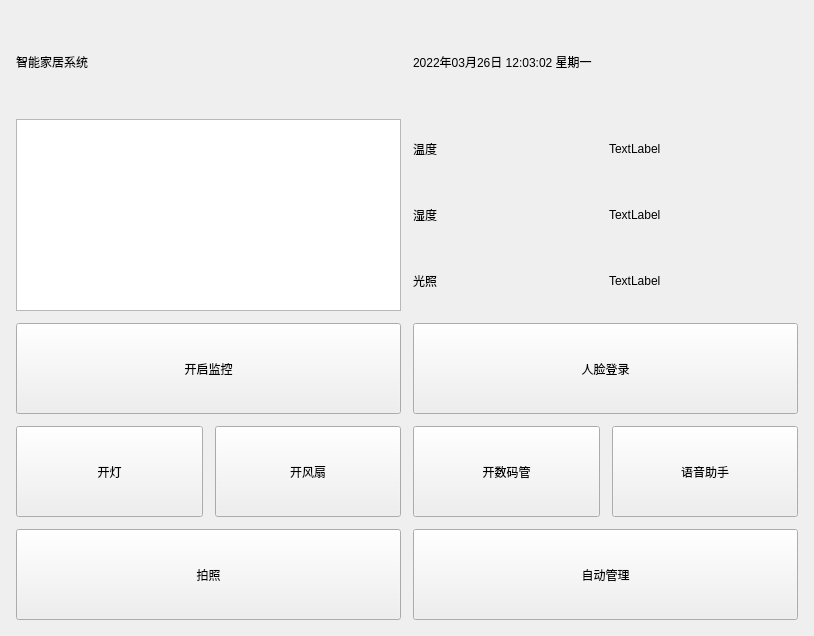
Above: widget.ui from Becai/Qt_SmartHomeSystem before the change. Below: the same form after it.
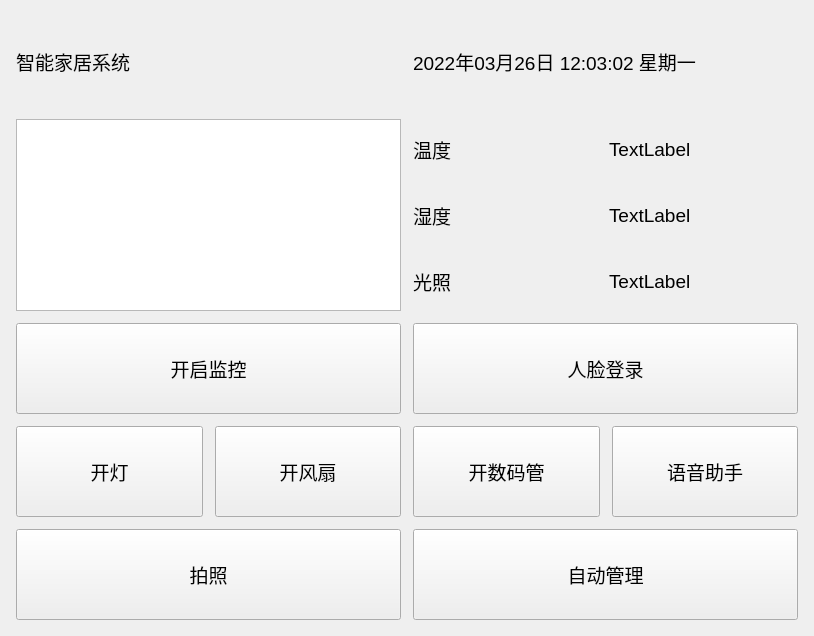
That is the form after the change.

```diff
--- a/widget.ui
+++ b/widget.ui
@@ -37,6 +37,11 @@
        <verstretch>0</verstretch>
       </sizepolicy>
      </property>
+     <property name="font">
+      <font>
+       <pointsize>14</pointsize>
+      </font>
+     </property>
      <property name="text">
       <string>2022年03月26日 12:03:02 星期一</string>
      </property>
@@ -50,6 +55,11 @@
        <verstretch>0</verstretch>
       </sizepolicy>
      </property>
+     <property name="font">
+      <font>
+       <pointsize>14</pointsize>
+      </font>
+     </property>
      <property name="text">
       <string>开启监控</string>
      </property>
@@ -63,6 +73,11 @@
        <verstretch>0</verstretch>
       </sizepolicy>
      </property>
+     <property name="font">
+      <font>
+       <pointsize>14</pointsize>
+      </font>
+     </property>
      <property name="text">
       <string>开风扇</string>
      </property>
@@ -76,6 +91,11 @@
        <verstretch>0</verstretch>
       </sizepolicy>
      </property>
+     <property name="font">
+      <font>
+       <pointsize>14</pointsize>
+      </font>
+     </property>
      <property name="text">
       <string>人脸登录</string>
      </property>
@@ -89,6 +109,11 @@
        <verstretch>0</verstretch>
       </sizepolicy>
      </property>
+     <property name="font">
+      <font>
+       <pointsize>14</pointsize>
+      </font>
+     </property>
      <property name="text">
       <string>开数码管</string>
      </property>
@@ -102,6 +127,11 @@
        <verstretch>0</verstretch>
       </sizepolicy>
      </property>
+     <property name="font">
+      <font>
+       <pointsize>14</pointsize>
+      </font>
+     </property>
      <property name="text">
       <string>语音助手</string>
      </property>
@@ -115,6 +145,11 @@
        <verstretch>0</verstretch>
       </sizepolicy>
      </property>
+     <property name="font">
+      <font>
+       <pointsize>14</pointsize>
+      </font>
+     </property>
      <property name="text">
       <string>拍照</string>
      </property>
@@ -138,6 +173,11 @@
        <verstretch>0</verstretch>
       </sizepolicy>
      </property>
+     <property name="font">
+      <font>
+       <pointsize>14</pointsize>
+      </font>
+     </property>
      <property name="text">
       <string>自动管理</string>
      </property>
@@ -151,6 +191,11 @@
        <verstretch>0</verstretch>
       </sizepolicy>
      </property>
+     <property name="font">
+      <font>
+       <pointsize>14</pointsize>
+      </font>
+     </property>
      <property name="text">
       <string>开灯</string>
      </property>
@@ -158,6 +203,11 @@
    </item>
    <item row="0" column="0" colspan="2">
     <widget class="QLabel" name="title">
+     <property name="font">
+      <font>
+       <pointsize>14</pointsize>
+      </font>
+     </property>
      <property name="text">
       <string>智能家居系统</string>
      </property>
@@ -167,6 +217,11 @@
     <layout class="QGridLayout" name="env_info">
      <item row="0" column="0">
       <widget class="QLabel" name="tem_title">
+       <property name="font">
+        <font>
+         <pointsize>14</pointsize>
+        </font>
+       </property>
        <property name="text">
         <string>温度</string>
        </property>
@@ -174,6 +229,11 @@
      </item>
      <item row="1" column="0">
       <widget class="QLabel" name="hum_title">
+       <property name="font">
+        <font>
+         <pointsize>14</pointsize>
+        </font>
+       </property>
        <property name="text">
         <string>湿度</string>
        </property>
@@ -181,6 +241,11 @@
      </item>
      <item row="1" column="1">
       <widget class="QLabel" name="hum_info">
+       <property name="font">
+        <font>
+         <pointsize>14</pointsize>
+        </font>
+       </property>
        <property name="text">
         <string>TextLabel</string>
        </property>
@@ -188,6 +253,11 @@
      </item>
      <item row="0" column="1">
       <widget class="QLabel" name="tem_info">
+       <property name="font">
+        <font>
+         <pointsize>14</pointsize>
+        </font>
+       </property>
        <property name="text">
         <string>TextLabel</string>
        </property>
@@ -195,6 +265,11 @@
      </item>
      <item row="2" column="0">
       <widget class="QLabel" name="illu_title">
+       <property name="font">
+        <font>
+         <pointsize>14</pointsize>
+        </font>
+       </property>
        <property name="text">
         <string>光照</string>
        </property>
@@ -202,6 +277,11 @@
      </item>
      <item row="2" column="1">
       <widget class="QLabel" name="illu_info">
+       <property name="font">
+        <font>
+         <pointsize>14</pointsize>
+        </font>
+       </property>
        <property name="text">
         <string>TextLabel</string>
        </property>
```
Left out of the diff: 5 changed lines with no effect on the pictures.
